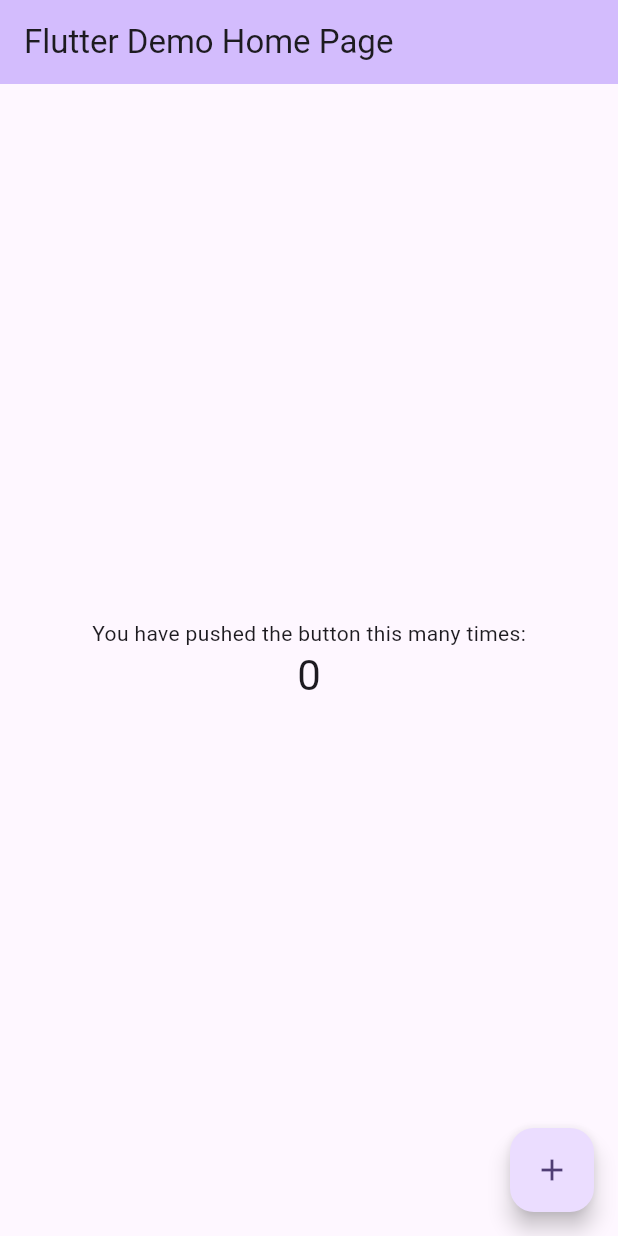
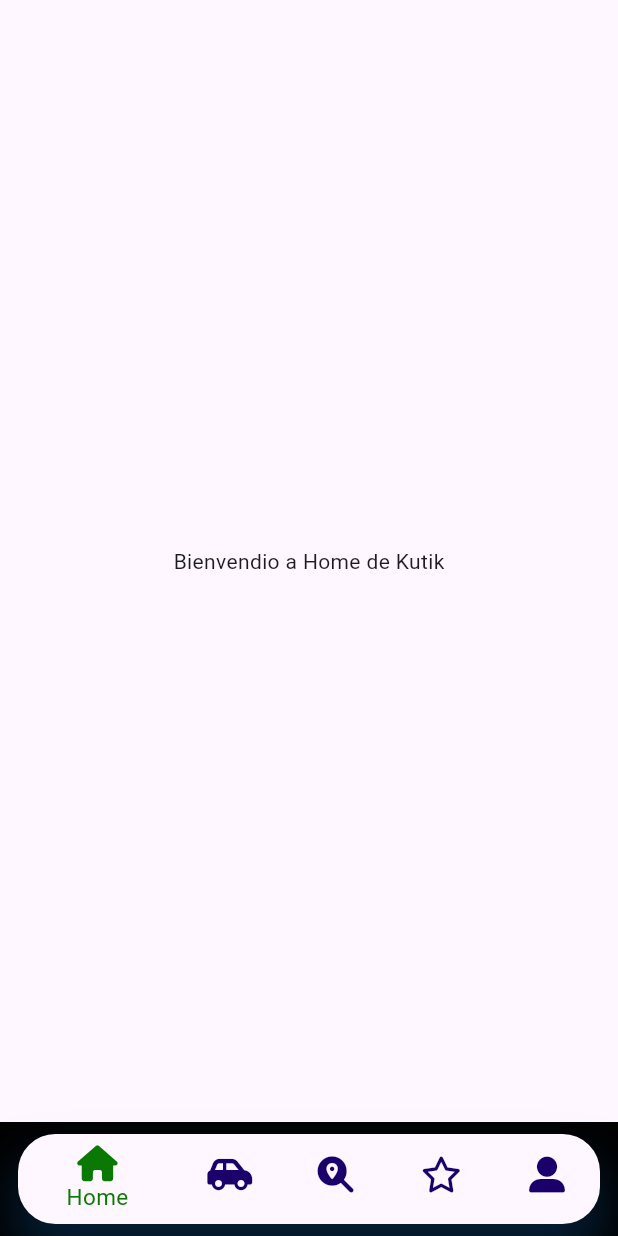
Before and after one commit to Kutik-Gomez/viacasafrontend, a Flutter app: the screen it shows after launch, on a phone screen of 412 x 824 dp. Run offline on Flutter 3.47's test engine with Material 3 defaults, Android fonts, the phone set to English and light mode, and no system bars; our stand-ins replace font_awesome_flutter.

Commit message:
navbar actualizado el icono

```diff
--- /dev/null
+++ b/lib/components/buttuns_navbar.dart
@@ -0,0 +1,74 @@
+import 'package:flutter/material.dart';
+import 'package:font_awesome_flutter/font_awesome_flutter.dart';
+import 'package:viacasafrontend/pages/home.dart';
+import 'package:viacasafrontend/pages/profile.dart';
+import 'package:viacasafrontend/pages/qualify.dart';
+import 'package:viacasafrontend/pages/search.dart';
+import 'package:viacasafrontend/pages/trips.dart';
+
+class ButtonsNavBarPage extends StatefulWidget {
+  const ButtonsNavBarPage({super.key});
+
+  @override
+  State<ButtonsNavBarPage> createState() => _ButtonsNavBarState();
+}
+
+class _ButtonsNavBarState extends State<ButtonsNavBarPage> {
+  int myIndex = 0;
+  List pages = const [
+    HomePage(),
+    ProfilePage(),
+    QualifyPage(),
+    SearchPage(),
+    TripsPage(),
+  ];
+
+  @override
+  Widget build(BuildContext context) {
+    return Scaffold(
+        backgroundColor: Colors.black, //quitar
+        bottomNavigationBar: Container(
+          margin: const EdgeInsets.symmetric(horizontal: 12, vertical: 8),
+          decoration: const BoxDecoration(boxShadow: [
+            BoxShadow(
+                color: Color.fromARGB(66, 18, 123, 215),
+                blurRadius: 30,
+                offset: Offset(0, 20))
+          ]),
+          child: ClipRRect(
+            borderRadius: BorderRadiusDirectional.circular(25),
+            child: BottomNavigationBar(
+              currentIndex: myIndex,
+              backgroundColor: Colors.black12,
+              selectedItemColor: Color.fromARGB(255, 10, 121, 3),
+              unselectedItemColor: Color.fromARGB(255, 25, 0, 107),
+              selectedFontSize: 15,
+              showSelectedLabels: true,
+              showUnselectedLabels: false,
+              onTap: (index) {
+                setState(() {
+                  myIndex = index;
+                });
+              },
+              items: const [
+                BottomNavigationBarItem(
+                    icon: FaIcon(FontAwesomeIcons.house), label: 'Home'),
+                BottomNavigationBarItem(
+                    icon: FaIcon(FontAwesomeIcons.carSide), label: 'Viajes'),
+                BottomNavigationBarItem(
+                    icon: FaIcon(FontAwesomeIcons.magnifyingGlassLocation),
+                    label: 'Buscar'),
+                BottomNavigationBarItem(
+                    icon: FaIcon(
+                      FontAwesomeIcons.star,
+                    ),
+                    label: 'Calificación'),
+                BottomNavigationBarItem(
+                    icon: FaIcon(FontAwesomeIcons.userLarge), label: 'Perfil'),
+              ],
+            ),
+          ),
+        ),
+        body: pages[myIndex]);
+  }
+}
--- a/lib/main.dart
+++ b/lib/main.dart
@@ -1,4 +1,6 @@
+import 'package:flutter/cupertino.dart';
 import 'package:flutter/material.dart';
+import 'components/buttuns_navbar.dart';
 
 void main() {
   runApp(const MyApp());
@@ -7,119 +9,10 @@
 class MyApp extends StatelessWidget {
   const MyApp({super.key});
 
-  // This widget is the root of your application.
   @override
   Widget build(BuildContext context) {
-    return MaterialApp(
-      title: 'Flutter Demo',
-      theme: ThemeData(
-        // This is the theme of your application.
-        //
-        // TRY THIS: Try running your application with "flutter run". You'll see
-        // the application has a purple toolbar. Then, without quitting the app,
-        // try changing the seedColor in the colorScheme below to Colors.green
-        // and then invoke "hot reload" (save your changes or press the "hot
-        // reload" button in a Flutter-supported IDE, or press "r" if you used
-        // the command line to start the app).
-        //
-        // Notice that the counter didn't reset back to zero; the application
-        // state is not lost during the reload. To reset the state, use hot
-        // restart instead.
-        //
-        // This works for code too, not just values: Most code changes can be
-        // tested with just a hot reload.
-        colorScheme: ColorScheme.fromSeed(seedColor: Colors.deepPurple),
-        useMaterial3: true,
-      ),
-      home: const MyHomePage(title: 'Flutter Demo Home Page'),
+    return const MaterialApp(
+      home: ButtonsNavBarPage(),
     );
   }
 }
-
-class MyHomePage extends StatefulWidget {
-  const MyHomePage({super.key, required this.title});
-
-  // This widget is the home page of your application. It is stateful, meaning
-  // that it has a State object (defined below) that contains fields that affect
-  // how it looks.
-
-  // This class is the configuration for the state. It holds the values (in this
-  // case the title) provided by the parent (in this case the App widget) and
-  // used by the build method of the State. Fields in a Widget subclass are
-  // always marked "final".
-
-  final String title;
-
-  @override
-  State<MyHomePage> createState() => _MyHomePageState();
-}
-
-class _MyHomePageState extends State<MyHomePage> {
-  int _counter = 0;
-
-  void _incrementCounter() {
-    setState(() {
-      // This call to setState tells the Flutter framework that something has
-      // changed in this State, which causes it to rerun the build method below
-      // so that the display can reflect the updated values. If we changed
-      // _counter without calling setState(), then the build method would not be
-      // called again, and so nothing would appear to happen.
-      _counter++;
-    });
-  }
-
-  @override
-  Widget build(BuildContext context) {
-    // This method is rerun every time setState is called, for instance as done
-    // by the _incrementCounter method above.
-    //
-    // The Flutter framework has been optimized to make rerunning build methods
-    // fast, so that you can just rebuild anything that needs updating rather
-    // than having to individually change instances of widgets.
-    return Scaffold(
-      appBar: AppBar(
-        // TRY THIS: Try changing the color here to a specific color (to
-        // Colors.amber, perhaps?) and trigger a hot reload to see the AppBar
-        // change color while the other colors stay the same.
-        backgroundColor: Theme.of(context).colorScheme.inversePrimary,
-        // Here we take the value from the MyHomePage object that was created by
-        // the App.build method, and use it to set our appbar title.
-        title: Text(widget.title),
-      ),
-      body: Center(
-        // Center is a layout widget. It takes a single child and positions it
-        // in the middle of the parent.
-        child: Column(
-          // Column is also a layout widget. It takes a list of children and
-          // arranges them vertically. By default, it sizes itself to fit its
-          // children horizontally, and tries to be as tall as its parent.
-          //
-          // Column has various properties to control how it sizes itself and
-          // how it positions its children. Here we use mainAxisAlignment to
-          // center the children vertically; the main axis here is the vertical
-          // axis because Columns are vertical (the cross axis would be
-          // horizontal).
-          //
-          // TRY THIS: Invoke "debug painting" (choose the "Toggle Debug Paint"
-          // action in the IDE, or press "p" in the console), to see the
-          // wireframe for each widget.
-          mainAxisAlignment: MainAxisAlignment.center,
-          children: <Widget>[
-            const Text(
-              'You have pushed the button this many times:',
-            ),
-            Text(
-              '$_counter',
-              style: Theme.of(context).textTheme.headlineMedium,
-            ),
-          ],
-        ),
-      ),
-      floatingActionButton: FloatingActionButton(
-        onPressed: _incrementCounter,
-        tooltip: 'Increment',
-        child: const Icon(Icons.add),
-      ), // This trailing comma makes auto-formatting nicer for build methods.
-    );
-  }
-}
--- /dev/null
+++ b/lib/pages/home.dart
@@ -0,0 +1,19 @@
+import 'package:flutter/material.dart';
+
+class HomePage extends StatefulWidget {
+  const HomePage({super.key});
+
+  @override
+  State<HomePage> createState() => _HomePageState();
+}
+
+class _HomePageState extends State<HomePage> {
+  @override
+  Widget build(BuildContext context) {
+    return const Scaffold(
+      body: Center(
+        child: Text('Bienvendio a Home de Kutik'),
+      ),
+    );
+  }
+}
--- a/pubspec.yaml
+++ b/pubspec.yaml
@@ -35,6 +35,9 @@ dependencies:
   # The following adds the Cupertino Icons font to your application.
   # Use with the CupertinoIcons class for iOS style icons.
   cupertino_icons: ^1.0.6
+  circular_bottom_navigation: ^2.4.0
+  botton_nav_bar: ^1.0.2
+  font_awesome_flutter: ^10.7.0
 
 dev_dependencies:
   flutter_test:
```
Also changed, not shown: lib/pages/profile.dart (added, +19 -0 lines), lib/pages/qualify.dart (added, +19 -0 lines), lib/pages/search.dart (added, +19 -0 lines), lib/pages/trips.dart (added, +19 -0 lines), pubspec.lock, 1 other file.
